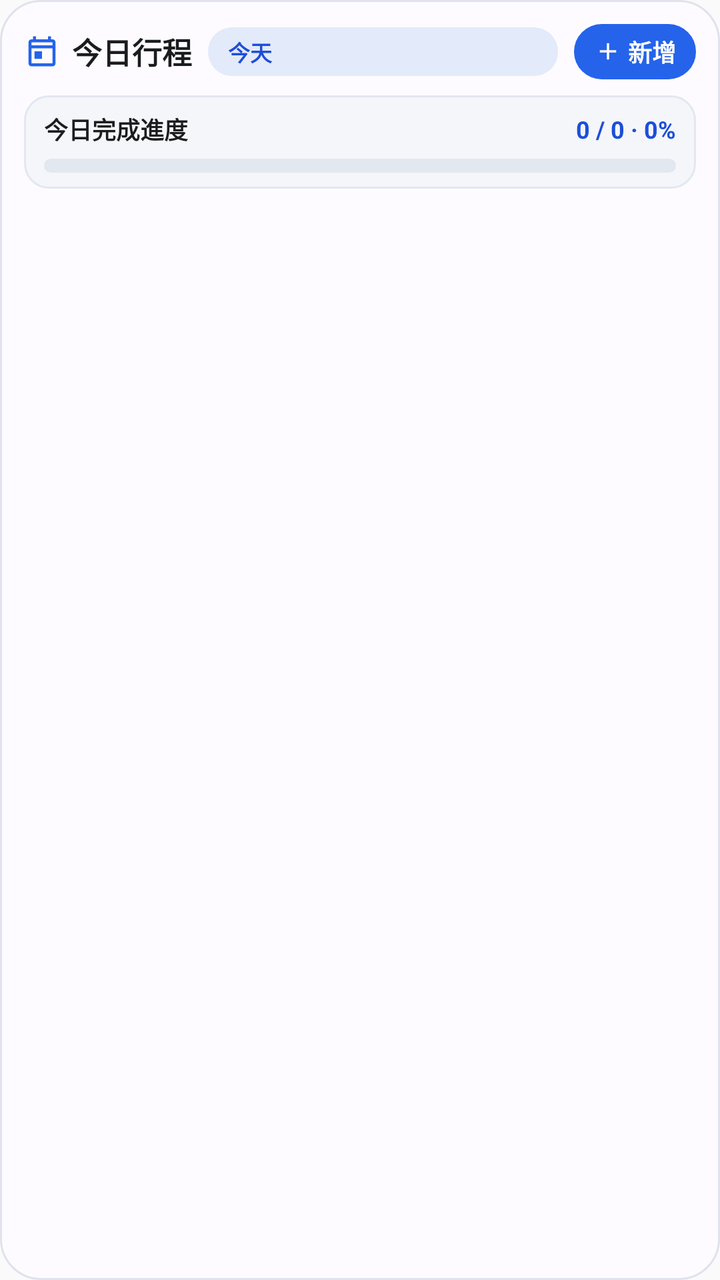
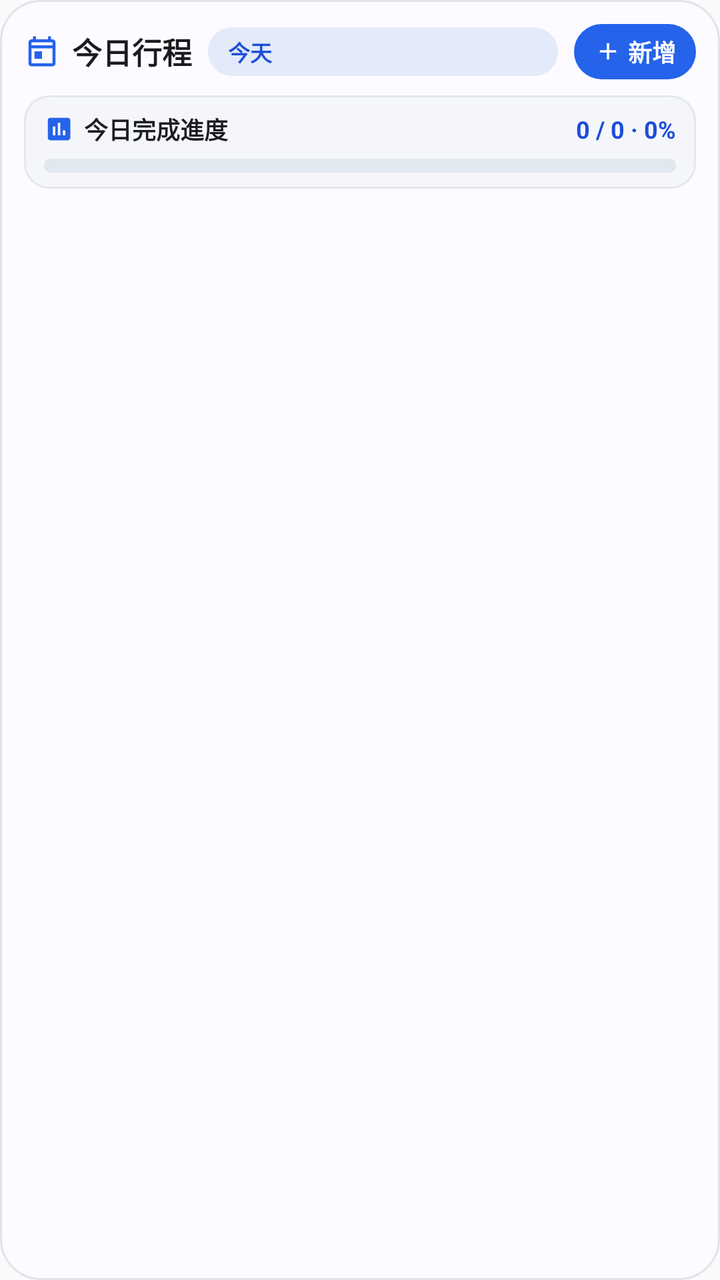

The first picture is an Android layout as it rendered before a commit; the second is the same layout after the commit. The layout source and the unified diff follow.
<!-- AndroidManifest.xml: application theme Theme.Notepad -->
<!-- res/layout/widget_today_schedule.xml -->
<?xml version="1.0" encoding="utf-8"?>
<LinearLayout xmlns:android="http://schemas.android.com/apk/res/android"
    android:id="@+id/widget_today_root"
    android:layout_width="match_parent"
    android:layout_height="match_parent"
    android:background="@drawable/widget_bg"
    android:orientation="vertical"
    android:padding="12dp">

    
    <LinearLayout
        android:id="@+id/widget_today_header_area"
        android:layout_width="match_parent"
        android:layout_height="wrap_content"
        android:gravity="center_vertical"
        android:orientation="horizontal"
        android:paddingBottom="8dp">

        <ImageView
            android:layout_width="18dp"
            android:layout_height="18dp"
            android:contentDescription="@string/widget_today_schedule_name"
            android:src="@drawable/ic_widget_today" />

        <TextView
            android:id="@+id/widget_today_title"
            android:layout_width="wrap_content"
            android:layout_height="wrap_content"
            android:layout_marginStart="6dp"
            android:text="今日行程"
            android:textColor="@color/widget_text_primary"
            android:textSize="15sp"
            android:textStyle="bold" />

        <TextView
            android:id="@+id/widget_today_date_chip"
            android:layout_width="0dp"
            android:layout_height="wrap_content"
            android:layout_marginStart="8dp"
            android:layout_marginEnd="8dp"
            android:layout_weight="1"
            android:background="@drawable/widget_chip_bg"
            android:ellipsize="end"
            android:gravity="center_vertical"
            android:maxLines="1"
            android:paddingHorizontal="10dp"
            android:paddingVertical="4dp"
            android:text="今天"
            android:textColor="@color/widget_chip_text"
            android:textSize="11sp"
            android:textStyle="bold" />

        <LinearLayout
            android:id="@+id/widget_today_add_button"
            android:layout_width="wrap_content"
            android:layout_height="wrap_content"
            android:background="@drawable/widget_button_bg"
            android:gravity="center"
            android:orientation="horizontal"
            android:paddingHorizontal="10dp"
            android:paddingVertical="5dp">

            <ImageView
                android:layout_width="14dp"
                android:layout_height="14dp"
                android:contentDescription="新增今日待辦"
                android:src="@drawable/ic_widget_add" />

            <TextView
                android:layout_width="wrap_content"
                android:layout_height="wrap_content"
                android:layout_marginStart="3dp"
                android:text="新增"
                android:textColor="@color/widget_on_accent"
                android:textSize="12sp"
                android:textStyle="bold" />
        </LinearLayout>
    </LinearLayout>

    
    <LinearLayout
        android:id="@+id/widget_today_progress_card"
        android:layout_width="match_parent"
        android:layout_height="wrap_content"
        android:layout_marginBottom="8dp"
        android:background="@drawable/widget_card_bg"
        android:orientation="vertical"
        android:paddingHorizontal="10dp"
        android:paddingVertical="8dp">

        <LinearLayout
            android:layout_width="match_parent"
            android:layout_height="wrap_content"
            android:gravity="center_vertical"
            android:orientation="horizontal">

            <TextView
                android:layout_width="0dp"
                android:layout_height="wrap_content"
                android:layout_weight="1"
                android:text="今日完成進度"
                android:textColor="@color/widget_text_primary"
                android:textSize="12sp"
                android:textStyle="bold" />

            <TextView
                android:id="@+id/widget_today_progress_text"
                android:layout_width="wrap_content"
                android:layout_height="wrap_content"
                android:text="0 / 0 · 0%"
                android:textColor="@color/widget_chip_text"
                android:textSize="12sp"
                android:textStyle="bold" />
        </LinearLayout>

        <ProgressBar
            android:id="@+id/widget_today_progress_bar"
            style="?android:attr/progressBarStyleHorizontal"
            android:layout_width="match_parent"
            android:layout_height="7dp"
            android:layout_marginTop="6dp"
            android:max="100"
            android:progress="0"
            android:progressDrawable="@drawable/widget_progress_drawable" />
    </LinearLayout>

    
    <ListView
        android:id="@+id/widget_today_list"
        android:layout_width="match_parent"
        android:layout_height="0dp"
        android:layout_weight="1"
        android:divider="@android:color/transparent"
        android:dividerHeight="6dp"
        android:scrollbars="none" />
</LinearLayout>
<!-- resources referenced by this layout -->
<resources>
  <color name="widget_chip_text">#FF1D4ED8</color>
  <color name="widget_on_accent">#FFFFFFFF</color>
  <color name="widget_text_primary">#FF1A1C1E</color>
  <!-- drawable ic_widget_add (drawable) -->
  <?xml version="1.0" encoding="utf-8"?>
  <vector xmlns:android="http://schemas.android.com/apk/res/android"
      android:width="18dp"
      android:height="18dp"
      android:viewportWidth="24"
      android:viewportHeight="24">
      <path
          android:fillColor="#FFFFFFFF"
          android:pathData="M19,13h-6v6h-2v-6H5v-2h6V5h2v6h6v2z" />
  </vector>
  <!-- drawable ic_widget_today (drawable) -->
  <vector xmlns:android="http://schemas.android.com/apk/res/android"
      android:width="24dp"
      android:height="24dp"
      android:viewportWidth="24"
      android:viewportHeight="24">
      <path
          android:fillColor="@color/widget_accent"
          android:pathData="M19,4h-1V2h-2v2H8V2H6v2H5c-1.11,0 -1.99,0.9 -1.99,2L3,20c0,1.1 0.89,2 2,2h14c1.1,0 2,-0.9 2,-2V6c0,-1.1 -0.9,-2 -2,-2zM19,20H5V10h14v10zM19,8H5V6h14v2zM7,12h5v5H7v-5z" />
  </vector>
  <!-- drawable widget_bg (drawable) -->
  <?xml version="1.0" encoding="utf-8"?>
  <shape xmlns:android="http://schemas.android.com/apk/res/android"
      android:shape="rectangle">
      <solid android:color="@color/widget_surface" />
      <corners android:radius="20dp" />
      <stroke
          android:width="1dp"
          android:color="@color/widget_surface_border" />
  </shape>
  <!-- drawable widget_button_bg (drawable) -->
  <?xml version="1.0" encoding="utf-8"?>
  <shape xmlns:android="http://schemas.android.com/apk/res/android"
      android:shape="rectangle">
      <solid android:color="@color/widget_accent" />
      <corners android:radius="16dp" />
  </shape>
  <!-- drawable widget_card_bg (drawable) -->
  <?xml version="1.0" encoding="utf-8"?>
  <shape xmlns:android="http://schemas.android.com/apk/res/android"
      android:shape="rectangle">
      <solid android:color="@color/widget_card_bg" />
      <corners android:radius="12dp" />
      <stroke
          android:width="1dp"
          android:color="@color/widget_card_border" />
  </shape>
  <!-- drawable widget_chip_bg (drawable) -->
  <?xml version="1.0" encoding="utf-8"?>
  <shape xmlns:android="http://schemas.android.com/apk/res/android"
      android:shape="rectangle">
      <solid android:color="@color/widget_chip_bg" />
      <corners android:radius="12dp" />
  </shape>
  <!-- drawable widget_progress_drawable (drawable) -->
  <?xml version="1.0" encoding="utf-8"?>
  <layer-list xmlns:android="http://schemas.android.com/apk/res/android">
      <item android:id="@android:id/background">
          <shape>
              <corners android:radius="6dp" />
              <solid android:color="@color/widget_progress_track" />
          </shape>
      </item>
      <item android:id="@android:id/progress">
          <clip>
              <shape>
                  <corners android:radius="6dp" />
                  <solid android:color="@color/widget_accent" />
              </shape>
          </clip>
      </item>
  </layer-list>
  <string name="widget_today_schedule_name">今日行程小工具</string>
  <style name="Theme.Notepad" parent="android:Theme.Material.Light.NoActionBar" />
  <color name="widget_accent">#FF2563EB</color>
  <color name="widget_surface">#FFFDFBFF</color>
  <color name="widget_surface_border">#FFE0E3EB</color>
  <color name="widget_card_bg">#FFF4F6FA</color>
  <color name="widget_card_border">#FFE3E7F0</color>
  <color name="widget_chip_bg">#FFE3EAFA</color>
  <color name="widget_progress_track">#FFE2E8F0</color>
</resources>

<!-- the commit's change to res/layout/widget_today_schedule.xml (unified diff, before → after) -->
@@ -94,6 +94,13 @@
             android:gravity="center_vertical"
             android:orientation="horizontal">
 
+            <ImageView
+                android:layout_width="15dp"
+                android:layout_height="15dp"
+                android:layout_marginEnd="5dp"
+                android:contentDescription="@null"
+                android:src="@drawable/ic_widget_progress" />
+
             <TextView
                 android:layout_width="0dp"
                 android:layout_height="wrap_content"
<!-- resource entries referenced after the edit -->
@@ -13,6 +13,17 @@
       <path
           android:fillColor="#FFFFFFFF"
           android:pathData="M19,13h-6v6h-2v-6H5v-2h6V5h2v6h6v2z" />
+  </vector>
+  <!-- drawable ic_widget_progress (drawable) -->
+  <?xml version="1.0" encoding="utf-8"?>
+  <vector xmlns:android="http://schemas.android.com/apk/res/android"
+      android:width="15dp"
+      android:height="15dp"
+      android:viewportWidth="24"
+      android:viewportHeight="24">
+      <path
+          android:fillColor="@color/widget_accent"
+          android:pathData="M19,3H5C3.9,3 3,3.9 3,5v14c0,1.1 0.9,2 2,2h14c1.1,0 2,-0.9 2,-2V5C21,3.9 20.1,3 19,3zM9,17H7v-7h2V17zM13,17h-2V7h2V17zM17,17h-2v-4h2V17z" />
   </vector>
   <!-- drawable ic_widget_today (drawable) -->
   <vector xmlns:android="http://schemas.android.com/apk/res/android"
